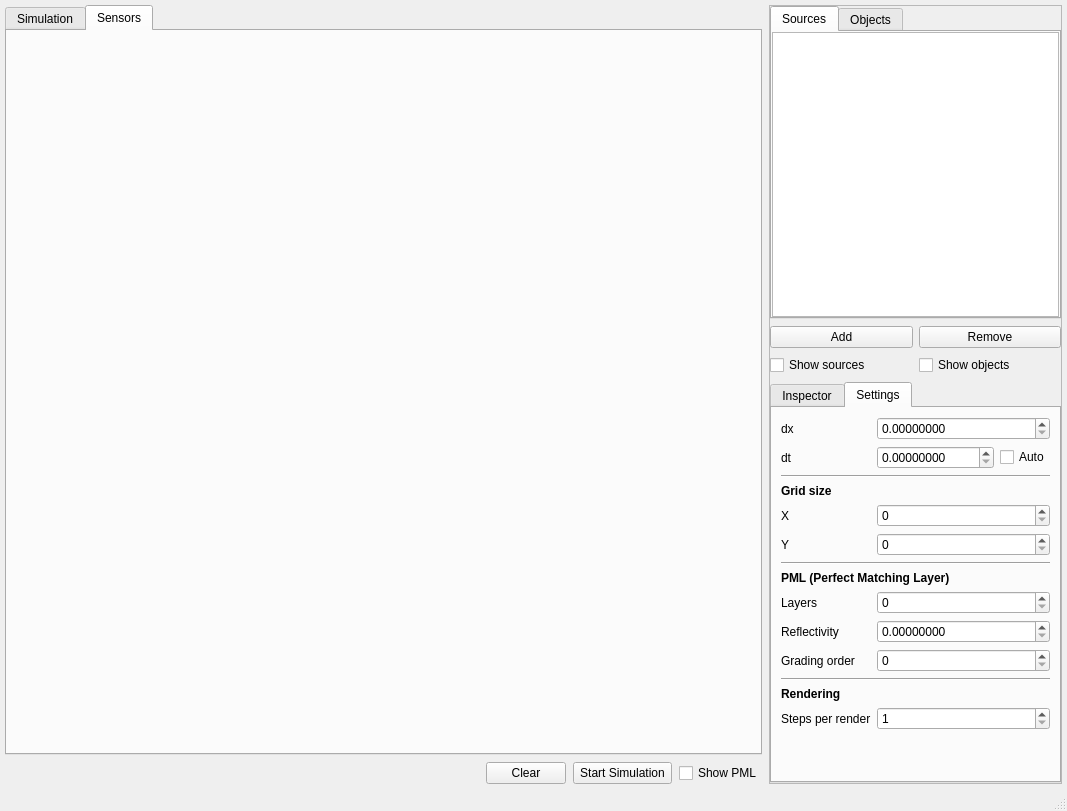
Above: ui/main_window.ui from m4reQ/oddzialywanie before the change. Below: the same form after it.
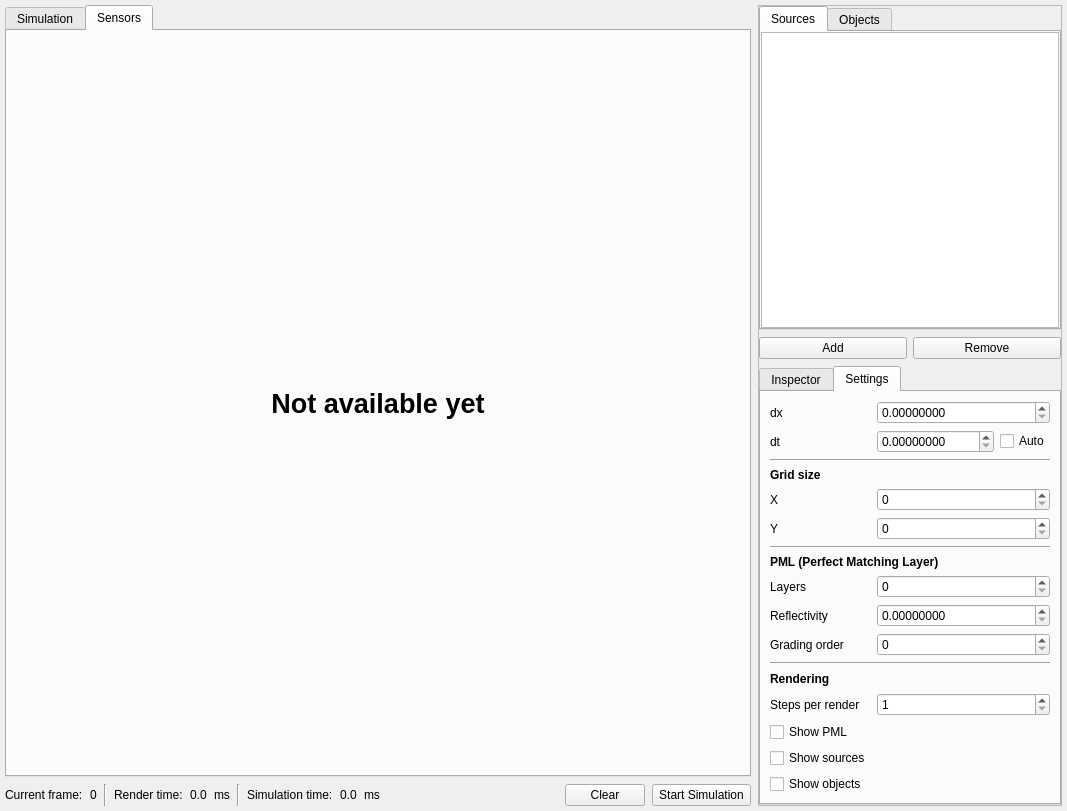
That is the form after the change. The open tabs and pages were chosen to show the change. Custom widgets are drawn as their Qt base class.

Commit message: Remove status bar and move simulation statistics to main window Change visibility checkboxes icons Move visibility checkboxes to rendering settings section Use `AxesImage.set_data` to speed up rendering Remove simulation status indicator

Diff of the .ui file:
```diff
--- a/ui/main_window.ui
+++ b/ui/main_window.ui
@@ -30,7 +30,7 @@
     <property name="spacing">
      <number>7</number>
     </property>
-    <item row="0" column="4" rowspan="3">
+    <item row="0" column="15" rowspan="3">
      <widget class="QFrame" name="unused_6">
       <property name="sizePolicy">
        <sizepolicy hsizetype="Maximum" vsizetype="Preferred">
@@ -164,6 +164,19 @@
            <string>Settings</string>
           </attribute>
           <layout class="QGridLayout" name="gridLayout_4">
+           <item row="13" column="1" colspan="2">
+            <widget class="QSpinBox" name="steps_per_render_input">
+             <property name="minimum">
+              <number>1</number>
+             </property>
+             <property name="maximum">
+              <number>100</number>
+             </property>
+             <property name="value">
+              <number>1</number>
+             </property>
+            </widget>
+           </item>
            <item row="11" column="0" colspan="3">
             <widget class="Line" name="unused_17">
              <property name="orientation">
@@ -360,19 +373,6 @@
              </property>
             </widget>
            </item>
-           <item row="14" column="0" colspan="3">
-            <spacer name="unused_16">
-             <property name="orientation">
-              <enum>Qt::Vertical</enum>
-             </property>
-             <property name="sizeHint" stdset="0">
-              <size>
-               <width>20</width>
-               <height>40</height>
-              </size>
-             </property>
-            </spacer>
-           </item>
            <item row="10" column="1" colspan="2">
             <widget class="QSpinBox" name="pml_order_input">
              <property name="maximum">
@@ -400,16 +400,30 @@
              </property>
             </widget>
            </item>
-           <item row="13" column="1" colspan="2">
-            <widget class="QSpinBox" name="steps_per_render_input">
-             <property name="minimum">
-              <number>1</number>
+           <item row="14" column="0">
+            <widget class="VisibilityCheckbox" name="show_pml_input">
+             <property name="sizePolicy">
+              <sizepolicy hsizetype="Maximum" vsizetype="Fixed">
+               <horstretch>0</horstretch>
+               <verstretch>0</verstretch>
+              </sizepolicy>
              </property>
-             <property name="maximum">
-              <number>100</number>
+             <property name="text">
+              <string>Show PML</string>
              </property>
-             <property name="value">
-              <number>1</number>
+            </widget>
+           </item>
+           <item row="15" column="0">
+            <widget class="VisibilityCheckbox" name="show_sources_input">
+             <property name="text">
+              <string>Show sources</string>
+             </property>
+            </widget>
+           </item>
+           <item row="16" column="0">
+            <widget class="VisibilityCheckbox" name="show_objects_input">
+             <property name="text">
+              <string>Show objects</string>
              </property>
             </widget>
            </item>
@@ -417,20 +431,6 @@
          </widget>
         </widget>
        </item>
-       <item row="2" column="0">
-        <widget class="QCheckBox" name="show_sources_input">
-         <property name="text">
-          <string>Show sources</string>
-         </property>
-        </widget>
-       </item>
-       <item row="2" column="1">
-        <widget class="QCheckBox" name="show_objects_input">
-         <property name="text">
-          <string>Show objects</string>
-         </property>
-        </widget>
-       </item>
        <item row="1" column="0">
         <widget class="AddSimulationItemButton" name="add_button">
          <property name="sizePolicy">
@@ -459,7 +459,7 @@
       </layout>
      </widget>
     </item>
-    <item row="0" column="0" rowspan="2" colspan="4">
+    <item row="0" column="0" rowspan="2" colspan="15">
      <widget class="QTabWidget" name="simulation_tab">
       <property name="currentIndex">
        <number>0</number>
@@ -493,36 +493,29 @@
        <attribute name="title">
         <string>Sensors</string>
        </attribute>
+       <layout class="QHBoxLayout" name="horizontalLayout_4">
+        <item>
+         <widget class="QLabel" name="unused_18">
+          <property name="font">
+           <font>
+            <pointsize>20</pointsize>
+            <weight>75</weight>
+            <bold>true</bold>
+           </font>
+          </property>
+          <property name="text">
+           <string>Not available yet</string>
+          </property>
+          <property name="alignment">
+           <set>Qt::AlignCenter</set>
+          </property>
+         </widget>
+        </item>
+       </layout>
       </widget>
      </widget>
     </item>
-    <item row="2" column="1">
-     <widget class="QPushButton" name="clear_button">
-      <property name="sizePolicy">
-       <sizepolicy hsizetype="Maximum" vsizetype="Maximum">
-        <horstretch>0</horstretch>
-        <verstretch>0</verstretch>
-       </sizepolicy>
-      </property>
-      <property name="text">
-       <string>Clear</string>
-      </property>
-     </widget>
-    </item>
-    <item row="2" column="3">
-     <widget class="QCheckBox" name="show_pml_input">
-      <property name="sizePolicy">
-       <sizepolicy hsizetype="Maximum" vsizetype="Fixed">
-        <horstretch>0</horstretch>
-        <verstretch>0</verstretch>
-       </sizepolicy>
-      </property>
-      <property name="text">
-       <string>Show PML</string>
-      </property>
-     </widget>
-    </item>
-    <item row="2" column="2">
+    <item row="2" column="14">
      <widget class="SimulationControlButton" name="simulate_button">
       <property name="sizePolicy">
        <sizepolicy hsizetype="Maximum" vsizetype="Minimum">
@@ -541,9 +534,139 @@
       </property>
      </widget>
     </item>
+    <item row="2" column="13">
+     <widget class="QPushButton" name="clear_button">
+      <property name="sizePolicy">
+       <sizepolicy hsizetype="Maximum" vsizetype="Maximum">
+        <horstretch>0</horstretch>
+        <verstretch>0</verstretch>
+       </sizepolicy>
+      </property>
+      <property name="text">
+       <string>Clear</string>
+      </property>
+     </widget>
+    </item>
+    <item row="2" column="0">
+     <widget class="QLabel" name="_unused">
+      <property name="sizePolicy">
+       <sizepolicy hsizetype="Maximum" vsizetype="Maximum">
+        <horstretch>0</horstretch>
+        <verstretch>0</verstretch>
+       </sizepolicy>
+      </property>
+      <property name="text">
+       <string>Current frame:</string>
+      </property>
+     </widget>
+    </item>
+    <item row="2" column="1">
+     <widget class="QLabel" name="current_frame_label">
+      <property name="sizePolicy">
+       <sizepolicy hsizetype="Maximum" vsizetype="Maximum">
+        <horstretch>0</horstretch>
+        <verstretch>0</verstretch>
+       </sizepolicy>
+      </property>
+      <property name="text">
+       <string>0</string>
+      </property>
+     </widget>
+    </item>
+    <item row="2" column="2">
+     <widget class="Line" name="line">
+      <property name="orientation">
+       <enum>Qt::Vertical</enum>
+      </property>
+     </widget>
+    </item>
+    <item row="2" column="3">
+     <widget class="QLabel" name="_unused_2">
+      <property name="sizePolicy">
+       <sizepolicy hsizetype="Maximum" vsizetype="Preferred">
+        <horstretch>0</horstretch>
+        <verstretch>0</verstretch>
+       </sizepolicy>
+      </property>
+      <property name="text">
+       <string>Render time:</string>
+      </property>
+     </widget>
+    </item>
+    <item row="2" column="4">
+     <widget class="QLabel" name="render_time_label">
+      <property name="sizePolicy">
+       <sizepolicy hsizetype="Maximum" vsizetype="Maximum">
+        <horstretch>0</horstretch>
+        <verstretch>0</verstretch>
+       </sizepolicy>
+      </property>
+      <property name="text">
+       <string>0.0</string>
+      </property>
+     </widget>
+    </item>
+    <item row="2" column="5">
+     <widget class="QLabel" name="_unused_5">
+      <property name="sizePolicy">
+       <sizepolicy hsizetype="Maximum" vsizetype="Maximum">
+        <horstretch>0</horstretch>
+        <verstretch>0</verstretch>
+       </sizepolicy>
+      </property>
+      <property name="text">
+       <string>ms</string>
+      </property>
+     </widget>
+    </item>
+    <item row="2" column="6">
+     <widget class="Line" name="line_2">
+      <property name="orientation">
+       <enum>Qt::Vertical</enum>
+      </property>
+     </widget>
+    </item>
+    <item row="2" column="7">
+     <widget class="QLabel" name="_unused_3">
+      <property name="sizePolicy">
+       <sizepolicy hsizetype="Maximum" vsizetype="Maximum">
+        <horstretch>0</horstretch>
+        <verstretch>0</verstretch>
+       </sizepolicy>
+      </property>
+      <property name="text">
+       <string>Simulation time:</string>
+      </property>
+     </widget>
+    </item>
+    <item row="2" column="8">
+     <widget class="QLabel" name="simulation_time_label">
+      <property name="sizePolicy">
+       <sizepolicy hsizetype="Maximum" vsizetype="Maximum">
+        <horstretch>0</horstretch>
+        <verstretch>0</verstretch>
+       </sizepolicy>
+      </property>
+      <property name="text">
+       <string>0.0</string>
+      </property>
+     </widget>
+    </item>
+    <item row="2" column="9">
+     <widget class="QLabel" name="_unused_4">
+      <property name="sizePolicy">
+       <sizepolicy hsizetype="Maximum" vsizetype="Maximum">
+        <horstretch>0</horstretch>
+        <verstretch>0</verstretch>
+       </sizepolicy>
+      </property>
+      <property name="text">
+       <string>ms</string>
+      </property>
+     </widget>
+    </item>
    </layout>
   </widget>
-  <widget class="QStatusBar" name="status_bar"/>
  </widget>
  <customwidgets>
   <customwidget>
@@ -562,6 +685,11 @@
    <extends>QToolButton</extends>
    <header>main.widgets.add_simulation_item_button</header>
   </customwidget>
+  <customwidget>
+   <class>VisibilityCheckbox</class>
+   <extends>QCheckBox</extends>
+   <header>main.widgets.visibility_checkbox</header>
+  </customwidget>
  </customwidgets>
  <resources/>
  <connections/>
```
The commit also changes 8 other files.
